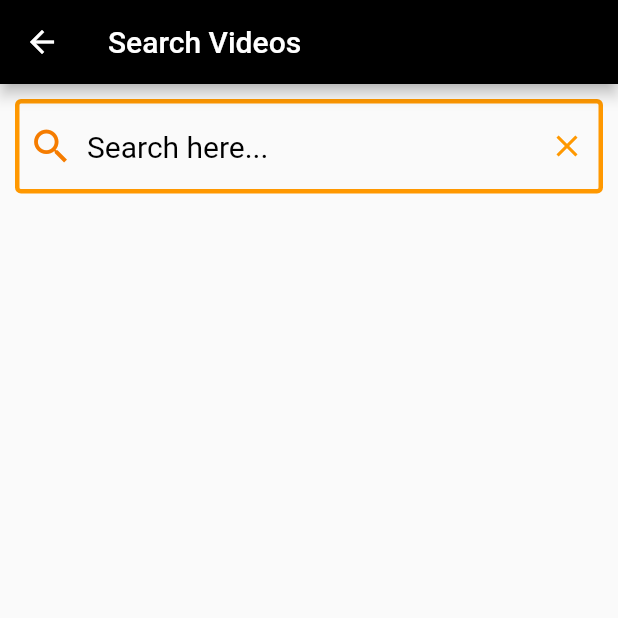
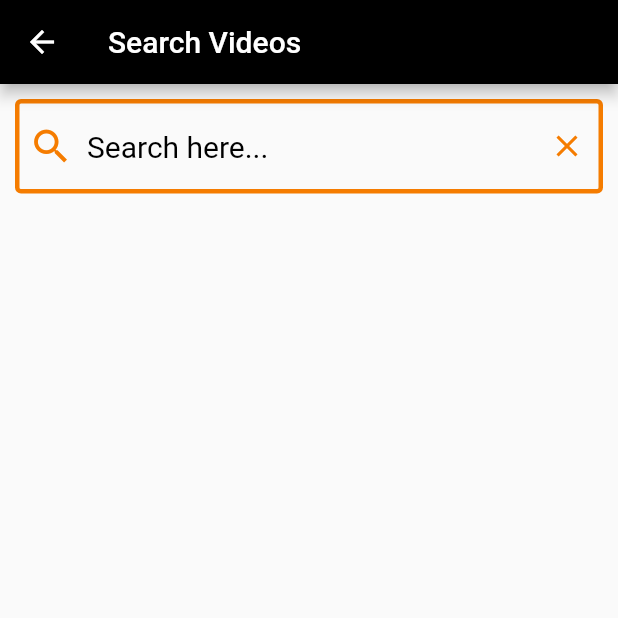
Before and after one commit to AfilAhamed/VideoPlayer_Provider, a Flutter app: the screen it shows after launch, after a tap on the "search" icon, on a phone screen of 412 x 824 dp, the top half of it. Run offline on Flutter 3.47's test engine with Material 2 defaults, Android fonts, the phone set to English and light mode, and no system bars; our stand-ins replace charts_flutter, file_picker, flutter_slidable, hive, hive_flutter, lottie and 1 more; missing offline and left inert: video_thumbnail; accounts and stored records are empty; network calls fail.

Commit message:
first commit

```diff
--- a/lib/bottombar.dart
+++ b/lib/bottombar.dart
@@ -1,8 +1,9 @@
 import 'package:flutter/material.dart';
-import 'package:videoplayer_miniproject/screens/favorite/favorite_list.dart';
-import 'package:videoplayer_miniproject/screens/video/video_list.dart';
-import 'package:videoplayer_miniproject/screens/chart/chart_screen.dart';
-import 'package:videoplayer_miniproject/screens/settings/settings_screen.dart';
+import 'package:videoplayer_miniproject/helpers/appcolors.dart';
+import 'package:videoplayer_miniproject/view/favorite/favorite_list.dart';
+import 'package:videoplayer_miniproject/view/video/video_list.dart';
+import 'package:videoplayer_miniproject/view/chart/chart_screen.dart';
+import 'package:videoplayer_miniproject/view/settings/settings_screen.dart';
 
 class BottomBar extends StatefulWidget {
   const BottomBar({super.key});
@@ -31,8 +32,8 @@ class _BottomBarState extends State<BottomBar> {
             unselectedFontSize: 15,
             selectedFontSize: 15,
             enableFeedback: true,
-            fixedColor: Colors.orange.shade700,
-            backgroundColor: Colors.black,
+            fixedColor: Appcolors.secondaryTheme,
+            backgroundColor: Appcolors.primaryTheme,
             unselectedItemColor: Colors.white,
             items: const [
               BottomNavigationBarItem(
--- /dev/null
+++ b/lib/helpers/appcolors.dart
@@ -0,0 +1,6 @@
+import 'package:flutter/material.dart';
+
+class Appcolors {
+  static const primaryTheme = Colors.black;
+  static final secondaryTheme = Colors.orange.shade700;
+}
--- a/lib/main.dart
+++ b/lib/main.dart
@@ -1,8 +1,8 @@
 import 'package:flutter/material.dart';
 import 'package:hive_flutter/hive_flutter.dart';
-import 'package:videoplayer_miniproject/Screens/mini_Screens/splash_screen.dart';
 import 'package:videoplayer_miniproject/model/chart_model/chart_model.dart';
 import 'package:videoplayer_miniproject/model/favorite_model/favorite_model.dart';
+import 'package:videoplayer_miniproject/view/mini_Screens/splash_screen.dart';
 import 'Model/video_model/video_model.dart';
 
 void main() async {
--- a/lib/screens/favorite/favorite_controlls.dart
+++ b/lib/view/favorite/favorite_controlls.dart
@@ -1,6 +1,7 @@
 import 'package:flutter/material.dart';
 import 'package:flutter/services.dart';
 import 'package:video_player/video_player.dart';
+import 'package:videoplayer_miniproject/helpers/appcolors.dart';
 
 class FavoriteControlls extends StatefulWidget {
   final VideoPlayerController _favcontroller;
@@ -93,7 +94,7 @@ class _FavoriteControllsState extends State<FavoriteControlls> {
                             allowScrubbing: true,
                             colors: VideoProgressColors(
                                 backgroundColor: Colors.white,
-                                playedColor: Colors.orange.shade700),
+                                playedColor: Appcolors.secondaryTheme),
                             padding: const EdgeInsets.symmetric(
                                 horizontal: 10, vertical: 0),
                           ),
--- a/lib/screens/mini_Screens/search.dart
+++ b/lib/view/mini_Screens/search.dart
@@ -1,6 +1,7 @@
 import 'dart:io';
 import 'package:flutter/material.dart';
 import 'package:hive/hive.dart';
+import 'package:videoplayer_miniproject/helpers/appcolors.dart';
 import '../../Model/video_model/video_model.dart';
 import '../video/video_play.dart';
 
@@ -32,7 +33,7 @@ class VideoSearchScreenState extends State<VideoSearchScreen> {
   Widget build(BuildContext context) {
     return Scaffold(
       appBar: AppBar(
-        backgroundColor: Colors.black,
+        backgroundColor: Appcolors.primaryTheme,
         title: const Text('Search Videos'),
       ),
       body: Column(
@@ -44,26 +45,29 @@ class VideoSearchScreenState extends State<VideoSearchScreen> {
               style: const TextStyle(fontSize: 20),
               onChanged: _performSearch,
               decoration: InputDecoration(
-                focusedBorder: const OutlineInputBorder(
-                    borderSide: BorderSide(color: Colors.orange, width: 3)),
-                enabledBorder: const OutlineInputBorder(
-                    borderSide: BorderSide(color: Colors.orange, width: 3)),
+                focusedBorder: OutlineInputBorder(
+                    borderSide:
+                        BorderSide(color: Appcolors.secondaryTheme, width: 3)),
+                enabledBorder: OutlineInputBorder(
+                    borderSide:
+                        BorderSide(color: Appcolors.secondaryTheme, width: 3)),
                 border: const OutlineInputBorder(),
                 prefixIcon: Icon(
                   Icons.search_outlined,
-                  color: Colors.orange.shade700,
+                  color: Appcolors.secondaryTheme,
                   size: 30,
                 ),
                 suffixIcon: IconButton(
                     onPressed: () {
                       _searchController.clear();
                     },
-                    icon: const Icon(
+                    icon: Icon(
                       Icons.clear,
-                      color: Colors.orange,
+                      color: Appcolors.secondaryTheme,
                     )),
                 hintText: 'Search here...',
-                hintStyle: const TextStyle(color: Colors.black, fontSize: 20),
+                hintStyle: const TextStyle(
+                    color: Appcolors.primaryTheme, fontSize: 20),
               ),
             ),
           ),
--- a/lib/screens/settings/about.dart
+++ b/lib/view/settings/about.dart
@@ -1,4 +1,5 @@
 import 'package:flutter/material.dart';
+import 'package:videoplayer_miniproject/helpers/appcolors.dart';
 
 class About extends StatelessWidget {
   const About({super.key});
@@ -6,11 +7,11 @@ class About extends StatelessWidget {
   @override
   Widget build(BuildContext context) {
     return Scaffold(
-      backgroundColor: Colors.black,
+      backgroundColor: Appcolors.primaryTheme,
       appBar: AppBar(
         toolbarHeight: 70,
         elevation: 0,
-        backgroundColor: Colors.black,
+        backgroundColor: Appcolors.primaryTheme,
         title: const Text(
           'About',
           style: TextStyle(fontSize: 22),
--- a/lib/screens/settings/terms_condition.dart
+++ b/lib/view/settings/terms_condition.dart
@@ -1,4 +1,5 @@
 import 'package:flutter/material.dart';
+import 'package:videoplayer_miniproject/helpers/appcolors.dart';
 
 class TermsConditon extends StatelessWidget {
   const TermsConditon({super.key});
@@ -6,10 +7,10 @@ class TermsConditon extends StatelessWidget {
   @override
   Widget build(BuildContext context) {
     return Scaffold(
-      backgroundColor: Colors.black,
+      backgroundColor: Appcolors.primaryTheme,
       appBar: AppBar(
         toolbarHeight: 60,
-        backgroundColor: Colors.black,
+        backgroundColor: Appcolors.primaryTheme,
         title: const Text(
           "Terms and Conditions",
           style: TextStyle(fontSize: 20, fontStyle: FontStyle.italic),
--- a/lib/screens/video/video_controlls.dart
+++ b/lib/view/video/video_controlls.dart
@@ -1,6 +1,7 @@
 import 'package:flutter/material.dart';
 import 'package:flutter/services.dart';
 import 'package:video_player/video_player.dart';
+import 'package:videoplayer_miniproject/helpers/appcolors.dart';
 
 class VideoControls extends StatefulWidget {
   final VideoPlayerController _controller;
@@ -94,7 +95,7 @@ class _VideoControlsState extends State<VideoControls> {
                             colors: VideoProgressColors(
                                 bufferedColor: Colors.white,
                                 backgroundColor: Colors.white,
-                                playedColor: Colors.orange.shade700),
+                                playedColor: Appcolors.secondaryTheme),
                             padding: const EdgeInsets.symmetric(
                                 horizontal: 10, vertical: 0),
                           ),
```
Also changed, not shown: lib/view/chart/chart_screen.dart (renamed from lib/screens/chart/chart_screen.dart, +5 -4 lines), lib/view/favorite/favorite_list.dart (renamed from lib/screens/favorite/favorite_list.dart, +8 -7 lines), lib/view/favorite/favorite_player.dart (renamed from lib/screens/video/video_play.dart, +16 -34 lines), lib/view/settings/reset.dart (renamed from lib/screens/settings/reset.dart, +4 -3 lines), lib/view/settings/settings_screen.dart (renamed from lib/screens/settings/settings_screen.dart, +13 -12 lines), lib/view/video/video_list.dart (renamed from lib/screens/video/video_list.dart, +30 -28 lines), lib/view/video/video_play.dart (renamed from lib/screens/favorite/favorite_player.dart, +35 -15 lines), lib/view/mini_Screens/splash_screen.dart (renamed from lib/screens/mini_Screens/splash_screen.dart).
